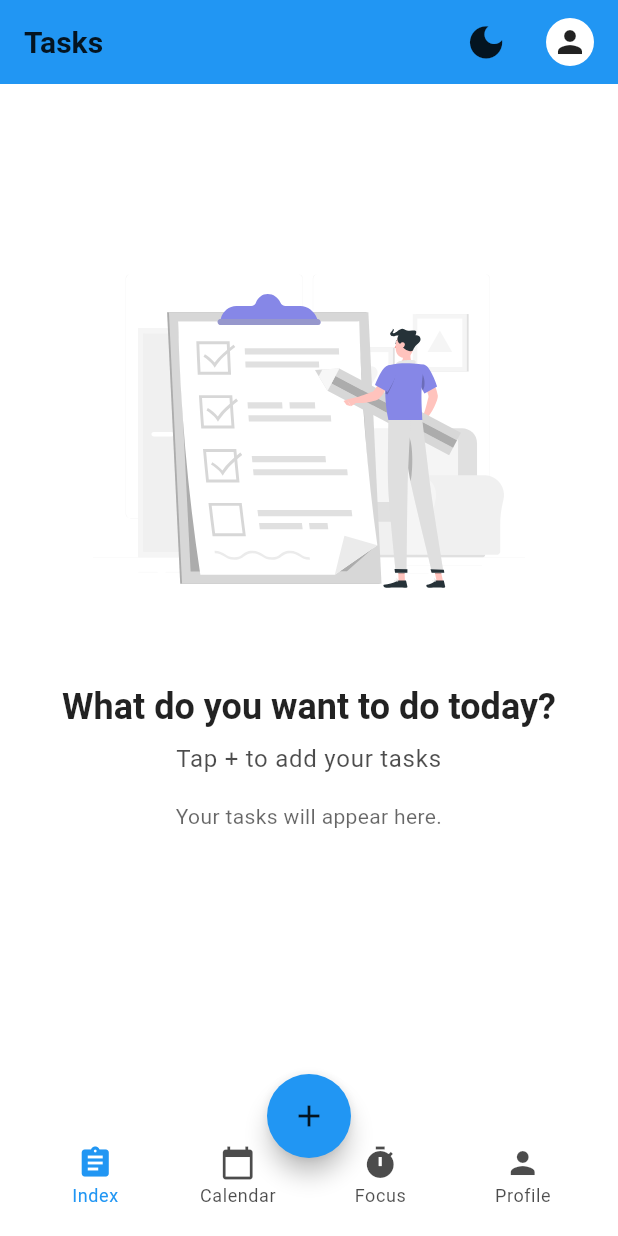
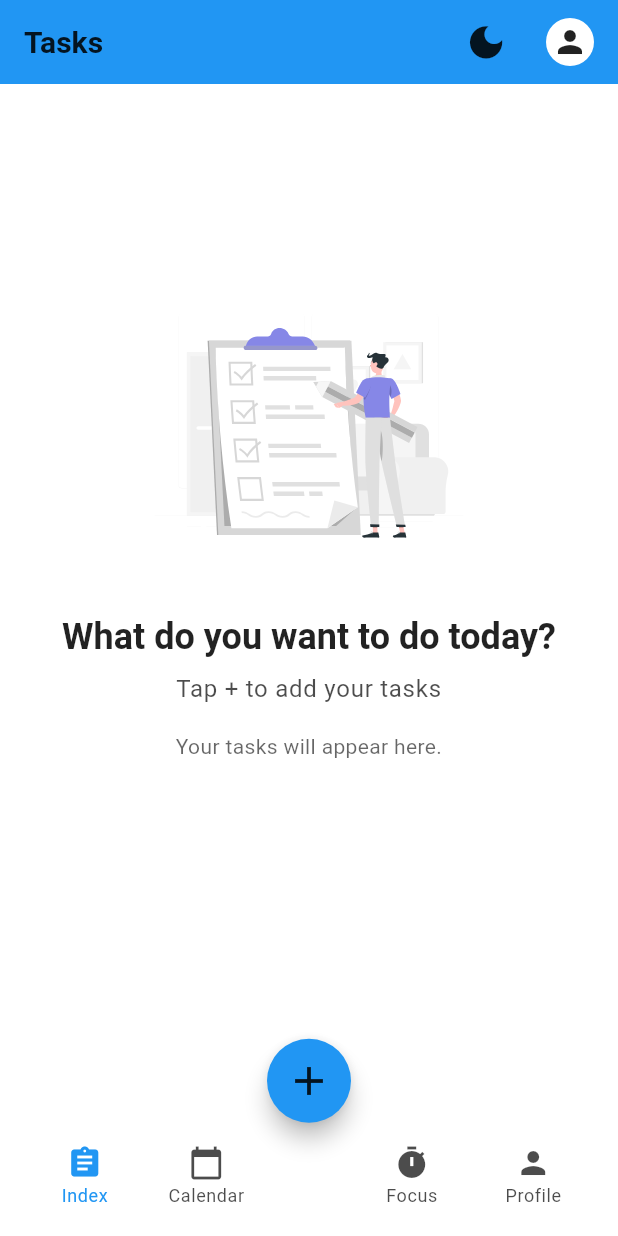
Before and after one commit to lovish1311/To-do, a Flutter app: the screen it shows after launch, on a phone screen of 412 x 824 dp. Run offline on Flutter 3.47's test engine with Material 3 defaults, Android fonts, the light colour scheme and no system bars; our stand-ins replace flutter_svg, hive, hive_flutter; accounts and stored records are empty; network calls fail.

Commit message:
Home screen bugs and improvements 0.4

```diff
--- a/lib/utils/app_themes.dart
+++ b/lib/utils/app_themes.dart
@@ -215,4 +215,6 @@ class AppDimens {
   static const double iconSize = 24.0;
   static const double listItemPadding = 16.0;
   static const double listItemVerticalPadding = 8.0;
+  static const double fabSize = 64.0; // Adjust as desired
+  static const double fabIconSize = 32.0;
 }
--- a/lib/views/screens/task_lists_screen.dart
+++ b/lib/views/screens/task_lists_screen.dart
@@ -117,9 +117,9 @@ class _TaskListsScreenState extends State<TaskListsScreen> {
                       const Spacer(flex: 1),
                       SvgPicture.asset(
                         "assets/images/img_checklist.svg",
-                        width: MediaQuery.of(context).size.width * 0.7,
-                        height: MediaQuery.of(context).size.width * 0.7,
-                        fit: BoxFit.contain,
+                        width: MediaQuery.of(context).size.width * 0.5,
+                        height: MediaQuery.of(context).size.width * 0.5,
+                        fit: BoxFit.cover,
                       ),
                       SizedBox(height: AppDimens.screenPadding),
                       Text(
@@ -181,33 +181,33 @@ class _TaskListsScreenState extends State<TaskListsScreen> {
           }
         },
       ),
-      floatingActionButton: FloatingActionButton(
-        onPressed: () {
-          final taskViewModel = Provider.of<TaskViewModel>(context, listen: false);
-          taskViewModel.addTask(
-            title: 'New Task ${taskViewModel.tasks.length + 1}',
-            taskListId: 'default_list_id',
-            dueDateTime: DateTime.now().add(const Duration(days: 1)),
-            priority: 'medium',
-          );
-          ScaffoldMessenger.of(context).showSnackBar(
-            SnackBar(
-              content: Text(
-                'Dummy task added!',
-                style: TextStyle(color: colorScheme.onPrimary),
-              ),
-              backgroundColor: colorScheme.surface,
-              behavior: SnackBarBehavior.floating,
-            ),
-          );
-          print('Add new Task FAB pressed (dummy add)');
-        },
-        tooltip: 'Add Task',
-        backgroundColor: colorScheme.primary,
-        foregroundColor: colorScheme.onPrimary,
-        child: const Icon(Icons.add),
-        shape: const CircleBorder(),
-      ),
+      // floatingActionButton: FloatingActionButton(
+      //   onPressed: () {
+      //     final taskViewModel = Provider.of<TaskViewModel>(context, listen: false);
+      //     taskViewModel.addTask(
+      //       title: 'New Task ${taskViewModel.tasks.length + 1}',
+      //       taskListId: 'default_list_id',
+      //       dueDateTime: DateTime.now().add(const Duration(days: 1)),
+      //       priority: 'medium',
+      //     );
+      //     ScaffoldMessenger.of(context).showSnackBar(
+      //       SnackBar(
+      //         content: Text(
+      //           'Dummy task added!',
+      //           style: TextStyle(color: colorScheme.onPrimary),
+      //         ),
+      //         backgroundColor: colorScheme.surface,
+      //         behavior: SnackBarBehavior.floating,
+      //       ),
+      //     );
+      //     print('Add new Task FAB pressed (dummy add)');
+      //   },
+      //   tooltip: 'Add Task',
+      //   backgroundColor: colorScheme.primary,
+      //   foregroundColor: colorScheme.onPrimary,
+      //   child: const Icon(Icons.add),
+      //   shape: const CircleBorder(),
+      // ),
       bottomNavigationBar: CustomBottomNavBar( // Ensure this widget is called
         isVisible: isBottomNavVisible, // Ensure this is true
         currentIndex: _selectedTabIndex,
--- a/lib/views/widgets/custom_bottom_nav_bar.dart
+++ b/lib/views/widgets/custom_bottom_nav_bar.dart
@@ -2,50 +2,47 @@ import 'package:flutter/material.dart';
 import 'package:to_do/utils/app_themes.dart'; // For AppDimens
 
 /// A customizable and reusable Bottom Navigation Bar widget.
-/// It includes a floating action button "notch" and can be made visible/invisible.
+/// It integrates a Floating Action Button (FAB) directly within its layout,
+/// creating a visually appealing "docked" and slightly offset effect.
 class CustomBottomNavBar extends StatelessWidget {
-  // Boolean to control the visibility of the navigation bar.
   final bool isVisible;
-  // Index of the currently selected item. (Future use for active state management)
   final int currentIndex;
-  // Callback function when a navigation item is tapped. (Future use for navigation)
   final ValueChanged<int>? onTap;
+  final VoidCallback? onFabPressed;
 
   const CustomBottomNavBar({
     super.key,
-    this.isVisible = true, // Default to visible
-    this.currentIndex = 0, // Default to first item selected
+    this.isVisible = true,
+    this.currentIndex = 0,
     this.onTap,
+    this.onFabPressed,
   });
 
   /// Helper method to build consistent bottom navigation items.
-  /// This is extracted from TaskListsScreen for reusability.
   Widget _buildBottomNavItem(IconData icon, String label, ThemeData theme, bool isActive, int index) {
     final colorScheme = theme.colorScheme;
     final textTheme = theme.textTheme;
-    // Determine icon and text color based on active state
     final iconColor = isActive ? colorScheme.primary : colorScheme.onSurface.withOpacity(0.7);
     final textColor = isActive ? colorScheme.primary : colorScheme.onSurface.withOpacity(0.7);
 
-    return Expanded( // Use Expanded to ensure even distribution of space for nav items
+    return Expanded(
       child: InkWell(
         onTap: () {
-          // If a callback is provided, call it with the index of the tapped item
           onTap?.call(index);
-          print('$label tapped! Index: $index'); // For debugging
+          print('$label tapped! Index: $index');
         },
         customBorder: RoundedRectangleBorder(borderRadius: BorderRadius.circular(AppDimens.cardBorderRadius)),
         child: Padding(
           padding: const EdgeInsets.symmetric(horizontal: AppDimens.cardMargin, vertical: AppDimens.cardMargin / 2),
           child: Column(
-            mainAxisSize: MainAxisSize.min, // Make column as small as possible vertically
+            mainAxisSize: MainAxisSize.min,
             children: [
               Icon(icon, size: AppDimens.iconSize, color: iconColor),
-              SizedBox(height: AppDimens.cardMargin / 4), // Small spacing between icon and text
+              SizedBox(height: AppDimens.cardMargin / 4),
               Text(
                 label,
                 style: textTheme.bodySmall?.copyWith(color: textColor),
-                overflow: TextOverflow.ellipsis, // Prevent text from overflowing
+                overflow: TextOverflow.ellipsis,
               ),
             ],
           ),
@@ -59,26 +56,68 @@ class CustomBottomNavBar extends StatelessWidget {
     final theme = Theme.of(context);
     final colorScheme = theme.colorScheme;
 
-    // Conditionally return the BottomAppBar or an empty SizedBox
-    return isVisible
-        ? BottomAppBar(
-      color: colorScheme.surface, // Use theme surface for consistency
-      elevation: AppDimens.cardElevation, // Consistent elevation
-      shape: const CircularNotchedRectangle(), // Allows FAB to "notch" in
+    if (!isVisible) {
+      return const SizedBox.shrink();
+    }
+
+    // FAB should stick out half its height
+    final double fabOffset = -(AppDimens.fabSize*1.18);
+    final double bottomBarHeight = kBottomNavigationBarHeight;
+
+    return Container(
+      height: bottomBarHeight, // Keep fixed height
+      child: Stack(
+        alignment: Alignment.bottomCenter,
+        clipBehavior: Clip.none, // Allow FAB to protrude
+        children: [
+          // BottomAppBar
+          Positioned(
+            left: 0,
+            right: 0,
+            bottom: 0,
+            child: BottomAppBar(
+              color: colorScheme.surface,
+              elevation: AppDimens.cardElevation,
+              shape: const CircularNotchedRectangle(),
               child: SizedBox(
-        height: kBottomNavigationBarHeight, // Explicitly set height for BottomAppBar's child
+                height: bottomBarHeight,
                 child: Row(
-          mainAxisAlignment: MainAxisAlignment.spaceAround, // Distribute items evenly
+                  mainAxisAlignment: MainAxisAlignment.spaceAround,
                   children: [
-            // Pass currentIndex to determine active state
                     _buildBottomNavItem(Icons.assignment, 'Index', theme, currentIndex == 0, 0),
                     _buildBottomNavItem(Icons.calendar_today, 'Calendar', theme, currentIndex == 1, 1),
+                    SizedBox(width: kMinInteractiveDimension + AppDimens.cardMargin), // FAB gap
                     _buildBottomNavItem(Icons.timer, 'Focus', theme, currentIndex == 2, 2),
                     _buildBottomNavItem(Icons.person, 'Profile', theme, currentIndex == 3, 3),
                   ],
                 ),
               ),
-    )
-        : const SizedBox.shrink(); // Return an empty widget if not visible
+            ),
+          ),
+          // Centered Floating Action Button
+          Align(
+            alignment: Alignment.topCenter,
+            child: Transform.translate(
+              offset: Offset(0, fabOffset),
+              child: SizedBox(
+                width: AppDimens.fabSize,
+                height: AppDimens.fabSize,
+                child: FloatingActionButton(
+                  onPressed: onFabPressed,
+                  tooltip: 'Add Task',
+                  backgroundColor: colorScheme.primary,
+                  foregroundColor: colorScheme.onPrimary,
+                  shape: const CircleBorder(),
+                  child: Icon(
+                    Icons.add,
+                    size: AppDimens.fabIconSize,
+                  ),
+                ),
+              ),
+            ),
+          ),
+        ],
+      ),
+    );
   }
 }
```
Lines whose indentation alone changed are shown as unchanged.
